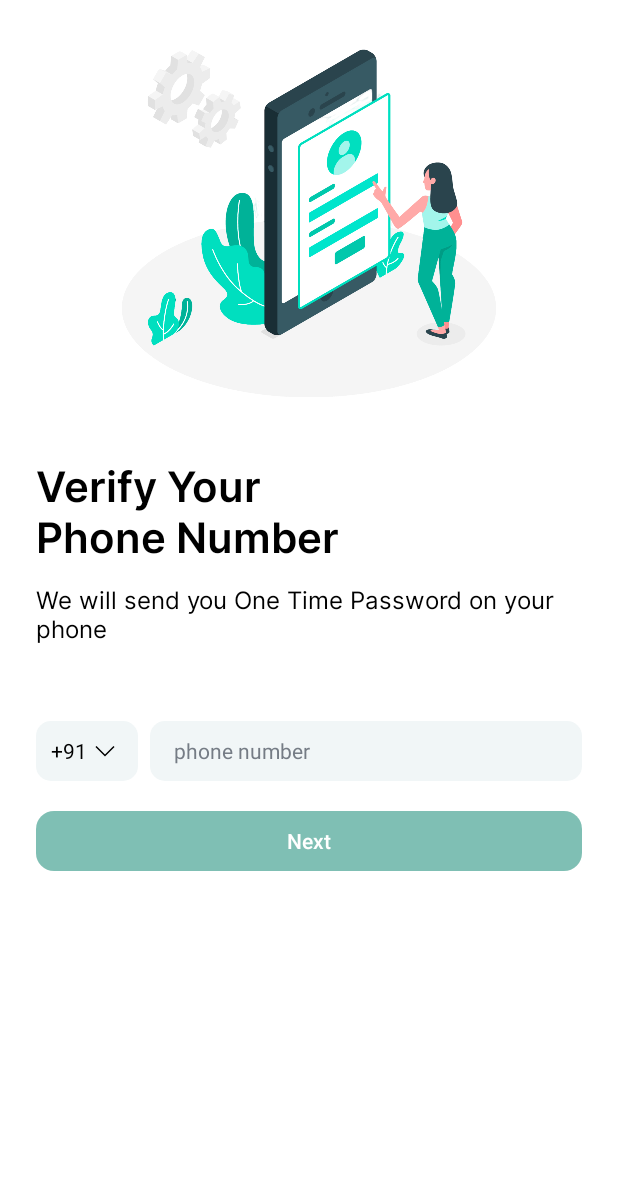
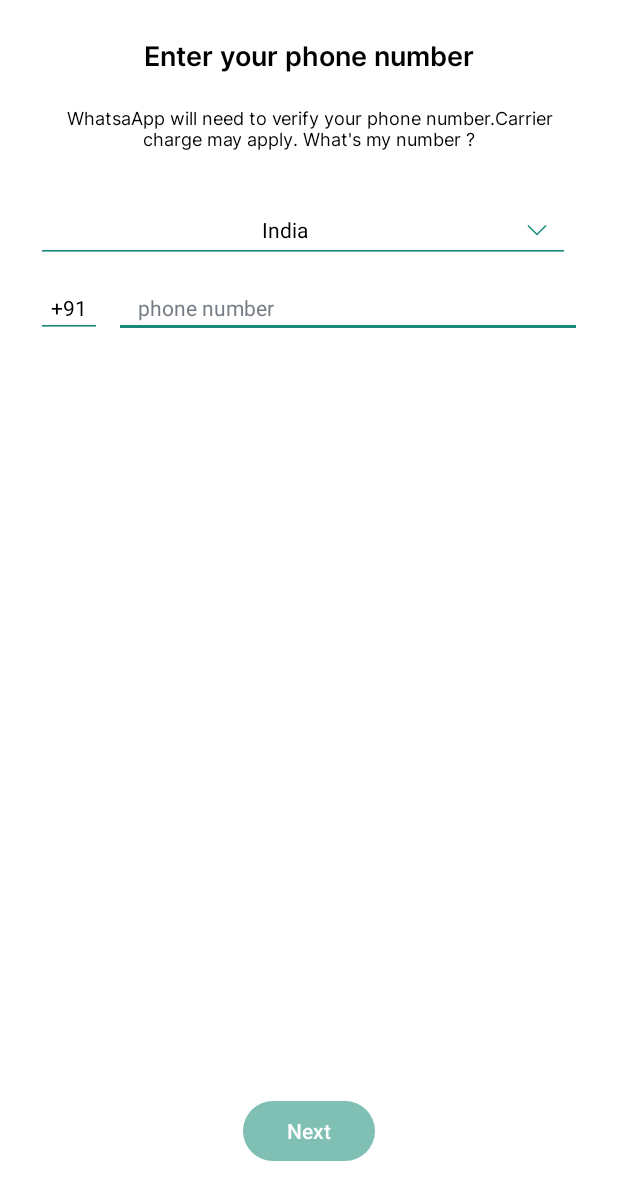
Before and after one commit to sagargohil07/WhatsappClone, an Android app: the screen it shows after launch (MainActivity), on a phone screen of 412 x 824 dp. Shown: the top 1200 px of the screen. Run offline under Robolectric (Android 15) with nearby library versions, the phone set to English and light mode, and no system bars; our stand-ins replace Firebase (no records; nobody signed in at launch, a user with empty details on screens opened directly), data binding; 11 statements that could not run were skipped.

Commit message:
Update Login & OTP Fragments
- Updated Login Fragment Design
- Updated OTP Fragment Design
- fixed duplicate chat

```diff
--- a/app/src/main/AndroidManifest.xml
+++ b/app/src/main/AndroidManifest.xml
@@ -36,7 +36,7 @@
         <activity
             android:name=".MainActivity"
             android:exported="true"
-            android:windowSoftInputMode="stateHidden|adjustResize">
+            android:windowSoftInputMode="stateVisible|adjustResize">
             <intent-filter>
                 <action android:name="android.intent.action.MAIN" />
 
--- a/app/src/main/java/com/thinkwik/communimate/MainActivity.kt
+++ b/app/src/main/java/com/thinkwik/communimate/MainActivity.kt
@@ -367,6 +367,7 @@ class MainActivity : AppCompatActivity() {
     }
 
     fun showKeyboard(view: View) {
+        view.requestFocus()
         val imm = view.context.getSystemService(Context.INPUT_METHOD_SERVICE) as InputMethodManager
         imm.showSoftInput(view, InputMethodManager.SHOW_IMPLICIT)
     }
--- a/app/src/main/java/com/thinkwik/communimate/module/fragment/auth/LoginFragment.kt
+++ b/app/src/main/java/com/thinkwik/communimate/module/fragment/auth/LoginFragment.kt
@@ -17,6 +17,7 @@ import com.thinkwik.communimate.databinding.FragmentLoginBinding
 import com.thinkwik.communimate.extensions.setDebounce
 import com.thinkwik.communimate.module.adapter.CountryCodeAdapter
 import com.thinkwik.communimate.module.model.CountryCodeModel
+import com.thinkwik.communimate.requireMainActivity
 import com.thinkwik.communimate.utils.runOnUiThread
 import org.json.JSONArray
 import org.json.JSONObject
@@ -41,6 +42,7 @@ class LoginFragment : BaseFragment<FragmentLoginBinding>(R.layout.fragment_login
         initListener()
         fetchCountryCodes()
         auth = FirebaseAuth.getInstance()
+        requireMainActivity().showKeyboard(binding.etNumber)
 
         /*if (auth != null) {
             findNavController().navigate(LoginFragmentDirections.toNavHomeFragment())
@@ -50,6 +52,10 @@ class LoginFragment : BaseFragment<FragmentLoginBinding>(R.layout.fragment_login
     private fun initListener() {
 
         binding.etCountryCode.setOnClickListener {
+            showBottomSheet()
+        }
+
+        binding.etCountryName.setOnClickListener {
             showBottomSheet()
         }
 
@@ -111,7 +117,8 @@ class LoginFragment : BaseFragment<FragmentLoginBinding>(R.layout.fragment_login
         ) {
             countryCode = "+${it.code}"
             countryName = it.name
-            binding.etCountryCode.text = countryCode
+            binding.etCountryCode.setText(countryCode)
+            binding.etCountryName.setText(countryName)
             dialog.dismiss()
         }
 
--- a/app/src/main/java/com/thinkwik/communimate/module/fragment/home/ChatListFragment.kt
+++ b/app/src/main/java/com/thinkwik/communimate/module/fragment/home/ChatListFragment.kt
@@ -166,6 +166,8 @@ class ChatListFragment : BaseFragment<FragmentChatListBinding>(R.layout.fragment
             }
             Log.d("combineLists", "combineLists: matchingUser : $matchingUser  <-")
             if (matchingUser != null) {
+                val isDuplicate = combinedList.any { it.uid == matchingUser.uid }
+                if (!isDuplicate) {
                     combinedList.add(
                         UserModel(
                             uid = matchingUser.uid,
@@ -178,6 +180,7 @@ class ChatListFragment : BaseFragment<FragmentChatListBinding>(R.layout.fragment
                             token = matchingUser.token
                         )
                     )
+                }
             }
             Log.d("combineLists", "combineLists: combinedList : ${combinedList.joinToString()}  <-")
         }/* val sortedCombinedList = combinedList.sortedBy { !it.isInDB }*/
--- a/app/src/main/res/layout/fragment_login.xml
+++ b/app/src/main/res/layout/fragment_login.xml
@@ -1,14 +1,18 @@
 <?xml version="1.0" encoding="utf-8"?>
 <layout xmlns:android="http://schemas.android.com/apk/res/android"
-    xmlns:tools="http://schemas.android.com/tools">
+    xmlns:tools="http://schemas.android.com/tools"
+    xmlns:app="http://schemas.android.com/apk/res-auto">
 
     <androidx.constraintlayout.widget.ConstraintLayout
         android:layout_width="match_parent"
-        android:layout_height="match_parent">
+        android:layout_height="match_parent"
+        tools:context=".module.fragment.auth.LoginFragment">
 
         <androidx.core.widget.NestedScrollView
             android:layout_width="match_parent"
-            android:layout_height="match_parent"
+            android:layout_height="0dp"
+            app:layout_constraintTop_toTopOf="parent"
+            app:layout_constraintBottom_toTopOf="@id/btnNext"
             android:fillViewport="true"
             android:overScrollMode="never">
 
@@ -18,46 +22,68 @@
                 android:background="@color/background_common"
                 android:orientation="vertical"
                 android:padding="24dp"
-                tools:context=".module.fragment.auth.LoginFragment">
+                >
 
-                <androidx.appcompat.widget.AppCompatImageView
-                    android:layout_width="wrap_content"
-                    android:layout_height="250dp"
-                    android:src="@drawable/login" />
 
                 <androidx.appcompat.widget.AppCompatTextView
                     android:id="@+id/tvTitle"
-                    style="@style/TextStyle_Semi_Bold_20"
+                    style="@style/TextStyle_Semi_Bold_16"
                     android:layout_width="match_parent"
                     android:layout_height="wrap_content"
-                    android:layout_marginTop="@dimen/dimen_30"
-                    android:text="@string/verify_your_nphone_number"
+                    android:text="Enter your phone number"
+                    android:gravity="center"
                     android:textColor="@color/text_color"
-                    android:textSize="@dimen/textSize_28" />
+                    android:textSize="@dimen/textSize_18" />
 
                 <androidx.appcompat.widget.AppCompatTextView
                     android:id="@+id/tvInfo"
-                    style="@style/TextStyle_Regular_16"
+                    style="@style/TextStyle_Regular_12"
                     android:layout_width="match_parent"
                     android:layout_height="wrap_content"
-                    android:layout_marginTop="@dimen/dimen_10"
-                    android:text="@string/we_will_send_you_one_time_password_on_your_phone"
+                    android:gravity="center"
+                    android:layout_marginTop="@dimen/dimen_20"
+                    android:text="@string/LBL_WHASTAPP_VERIFY_NUMBER"
                     android:textColor="@color/text_color" />
+
+                <androidx.appcompat.widget.AppCompatEditText
+                    android:id="@+id/etCountryName"
+                    android:layout_width="match_parent"
+                    android:layout_height="wrap_content"
+                    android:layout_marginEnd="@dimen/dimen_8"
+                    android:drawableEnd="@drawable/ic_expand_down"
+                    android:backgroundTint="@color/green_100"
+                    android:drawableTint="@color/green_100"
+                    android:gravity="start|center"
+                    android:maxEms="6"
+                    android:focusable="false"
+                    android:focusableInTouchMode="false"
+                    android:cursorVisible="false"
+                    android:padding="@dimen/dimen_10"
+                    android:layout_marginTop="30dp"
+                    android:hint="Choose a country"
+                    android:text="India"
+                    android:textAlignment="center"
+                    android:textColor="@color/text_color"
+                    android:textColorHint="@color/dark_300"
+                    android:textSize="@dimen/textSize_14" />
 
                 <androidx.appcompat.widget.LinearLayoutCompat
                     android:layout_width="match_parent"
                     android:layout_height="@dimen/dimen_40"
-                    android:layout_marginTop="@dimen/dimen_50">
+                    android:layout_marginTop="@dimen/dimen_10">
 
-                    <androidx.appcompat.widget.AppCompatTextView
+                    <androidx.appcompat.widget.AppCompatEditText
                         android:id="@+id/etCountryCode"
                         android:layout_width="wrap_content"
                         android:layout_height="match_parent"
                         android:layout_marginEnd="@dimen/dimen_8"
-                        android:background="@drawable/edittext_otp_bg"
-                        android:drawableEnd="@drawable/ic_expand_down"
+                        android:backgroundTint="@color/green_100"
                         android:drawableTint="@color/text_color"
                         android:gravity="start|center"
+                        android:clickable="true"
+                        android:focusable="false"
+                        android:focusableInTouchMode="false"
+                        android:cursorVisible="false"
                         android:maxEms="6"
                         android:padding="@dimen/dimen_10"
                         android:text="@string/_91"
@@ -70,7 +96,7 @@
                         android:id="@+id/etNumber"
                         android:layout_width="match_parent"
                         android:layout_height="match_parent"
-                        android:background="@drawable/edittext_otp_bg"
+                        android:backgroundTint="@color/green_100"
                         android:hint="@string/enter_number"
                         android:inputType="numberDecimal"
                         android:paddingHorizontal="16dp"
@@ -80,22 +106,26 @@
 
                 </androidx.appcompat.widget.LinearLayoutCompat>
 
-                <androidx.appcompat.widget.AppCompatButton
-                    android:id="@+id/btnNext"
-                    android:layout_width="match_parent"
-                    android:layout_height="@dimen/dimen_40"
-                    android:layout_marginTop="@dimen/dimen_20"
-                    android:alpha="0.5"
-                    android:background="@drawable/button_bg"
-                    android:backgroundTint="#008069"
-                    android:enabled="false"
-                    android:text="@string/next"
-                    android:textColor="@color/white" />
 
             </androidx.appcompat.widget.LinearLayoutCompat>
 
         </androidx.core.widget.NestedScrollView>
 
+        <androidx.appcompat.widget.AppCompatButton
+            android:id="@+id/btnNext"
+            android:layout_width="wrap_content"
+            android:layout_height="@dimen/dimen_40"
+            android:alpha="0.5"
+            app:layout_constraintEnd_toEndOf="parent"
+            app:layout_constraintStart_toStartOf="parent"
+            android:background="@drawable/bg_circle"
+            app:layout_constraintBottom_toBottomOf="parent"
+            android:backgroundTint="#008069"
+            android:enabled="false"
+            android:text="@string/next"
+            android:layout_marginBottom="@dimen/dimen_50"
+            android:textColor="@color/white" />
+
     </androidx.constraintlayout.widget.ConstraintLayout>
 
 </layout>
--- a/app/src/main/res/layout/temp_fragment_otp.xml
+++ b/app/src/main/res/layout/temp_fragment_otp.xml
@@ -5,7 +5,8 @@
 
     <androidx.constraintlayout.widget.ConstraintLayout
         android:layout_width="match_parent"
-        android:layout_height="match_parent">
+        android:layout_height="match_parent"
+        tools:context=".module.fragment.auth.OtpFragment">
 
         <androidx.core.widget.NestedScrollView
             android:layout_width="match_parent"
--- a/app/src/main/res/layout/temp_login.xml
+++ b/app/src/main/res/layout/temp_login.xml
@@ -98,7 +98,6 @@
                 </androidx.appcompat.widget.LinearLayoutCompat>
 
 
-
             </androidx.appcompat.widget.LinearLayoutCompat>
 
         </androidx.core.widget.NestedScrollView>
--- a/app/src/main/res/values/strings.xml
+++ b/app/src/main/res/values/strings.xml
@@ -371,5 +371,6 @@
     <string name="channel_info">Channel Info</string>
     <string name="LBL_WHASTAPP_VERIFY_NUMBER">WhatsaApp will need to verify your phone number.Carrier charge may apply. What\'s my number ?</string>
     <string name="LBL_VERIFYING_YOUR_NUMBER">Verifying your number</string>
-    <string name="waiting_to_automatically_detect_on_sms_sent_to_1_wrong_number">Waiting to automatically detect on SMS sent to %1$ .Wrong number?</string>
+    <string name="waiting_to_automatically_detect_on_sms_sent_to_1_wrong_number">Waiting to automatically detect on SMS sent to %1$s %2$s. Wrong number?</string>
+
 </resources>
```
Also changed, not shown: app/src/main/java/com/thinkwik/communimate/module/fragment/auth/OtpFragment.kt (+28 -11 lines), app/src/main/res/layout/fragment_otp.xml (+42 -26 lines). Lines whose indentation alone changed are shown as unchanged.
